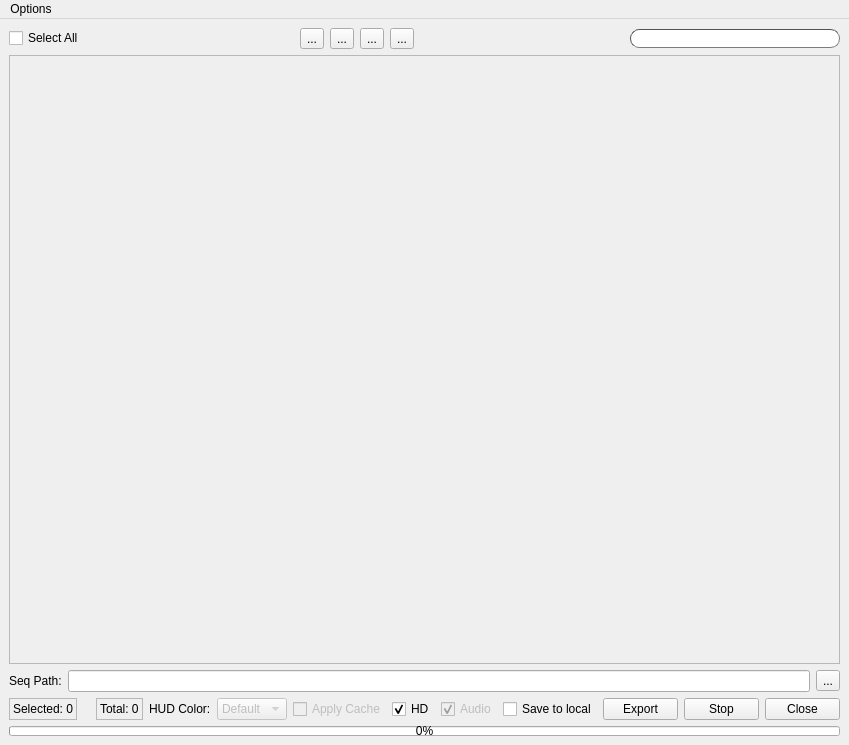
This is ui/submitter.ui in iceanimations/shot_subm_use_multishot as Qt 5 draws it before an edit. The edited form follows.
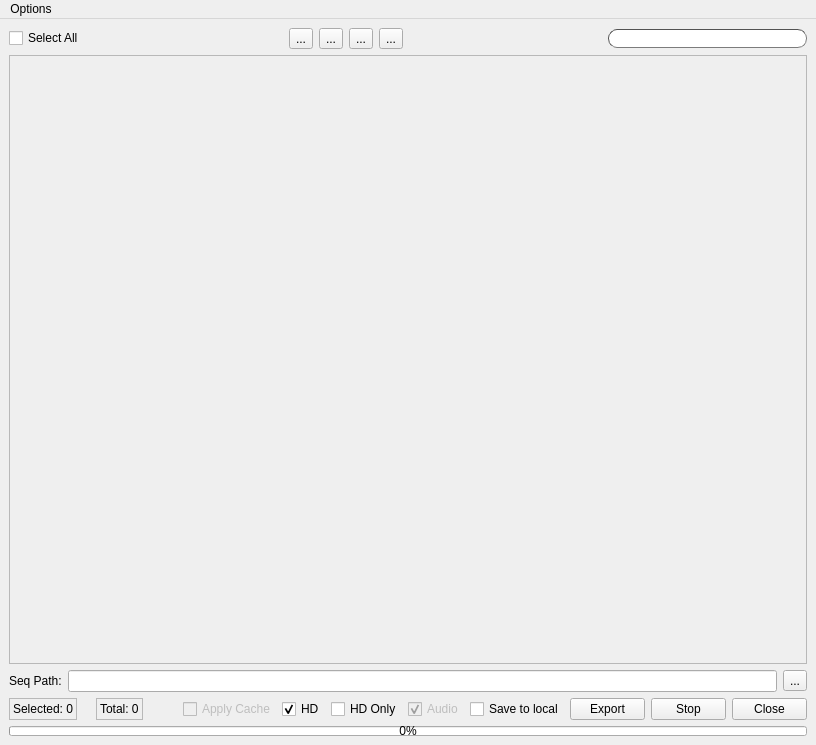
This is the edited form.

Patch:
```diff
--- a/ui/submitter.ui
+++ b/ui/submitter.ui
@@ -120,7 +120,7 @@
         <rect>
          <x>0</x>
          <y>0</y>
-         <width>794</width>
+         <width>796</width>
          <height>600</height>
         </rect>
        </property>
@@ -226,53 +226,6 @@
         </property>
        </spacer>
       </item>
-      <item>
-       <widget class="QLabel" name="hudLabel">
-        <property name="text">
-         <string>HUD Color:</string>
-        </property>
-       </widget>
-      </item>
-      <item>
-       <widget class="QComboBox" name="colorBox">
-        <property name="enabled">
-         <bool>false</bool>
-        </property>
-        <item>
-         <property name="text">
-          <string>Default</string>
-         </property>
-        </item>
-        <item>
-         <property name="text">
-          <string>Red</string>
-         </property>
-        </item>
-        <item>
-         <property name="text">
-          <string>Green</string>
-         </property>
-        </item>
-        <item>
-         <property name="text">
-          <string>Yellow</string>
-         </property>
-        </item>
-       </widget>
-      </item>
-      <item>
-       <spacer name="horizontalSpacer_2">
-        <property name="orientation">
-         <enum>Qt::Horizontal</enum>
-        </property>
-        <property name="sizeHint" stdset="0">
-         <size>
-          <width>40</width>
-          <height>20</height>
-         </size>
-        </property>
-       </spacer>
-      </item>
       <item>
        <widget class="QCheckBox" name="applyCacheButton">
         <property name="enabled">
@@ -299,6 +252,13 @@
         </property>
        </widget>
       </item>
+      <item>
+       <widget class="QCheckBox" name="hdOnlyButton">
+        <property name="text">
+         <string>HD Only</string>
+        </property>
+       </widget>
+      </item>
       <item>
        <widget class="QCheckBox" name="audioButton">
         <property name="enabled">
@@ -390,7 +350,7 @@
      <x>0</x>
      <y>0</y>
      <width>816</width>
-     <height>19</height>
+     <height>22</height>
     </rect>
    </property>
    <widget class="QMenu" name="menuOptions">
```
Left out of the diff: 20 changed lines with no effect on the pictures.
